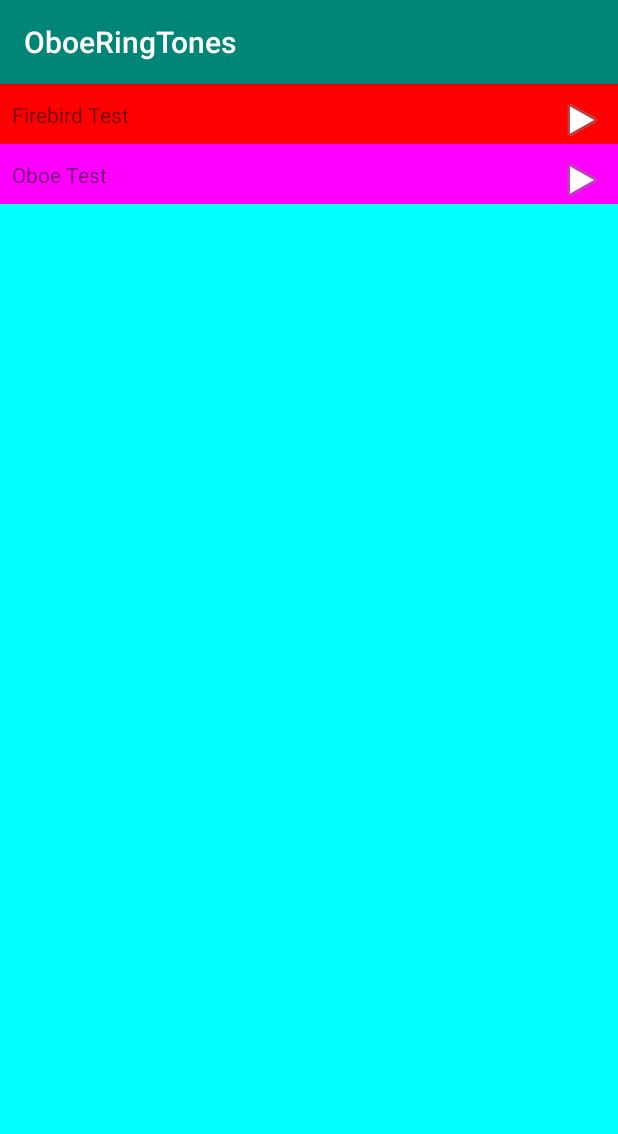
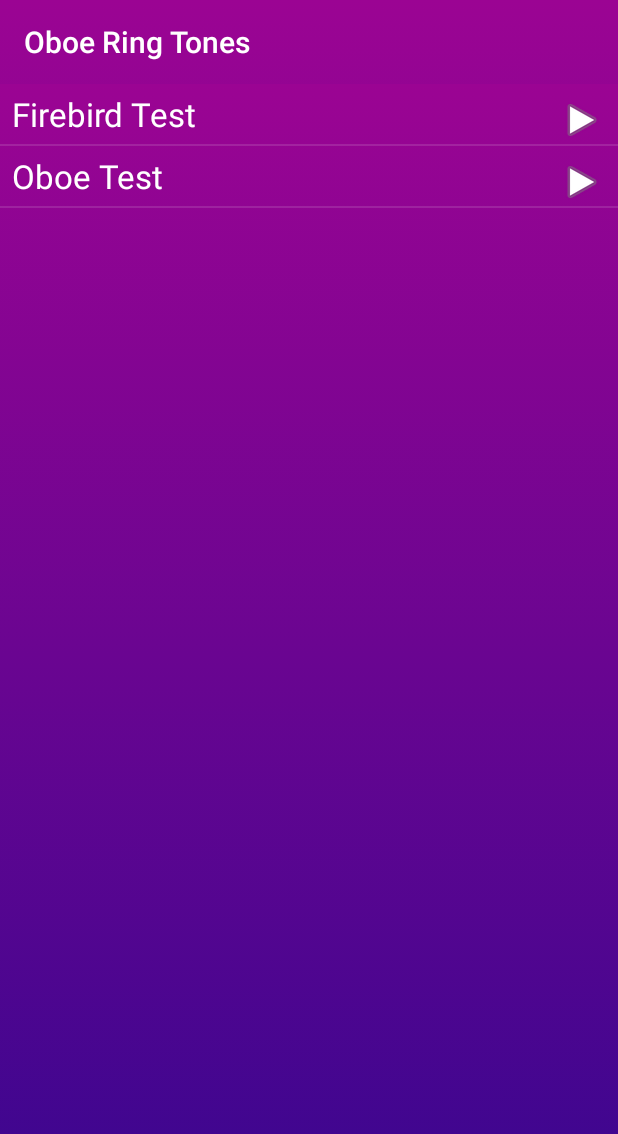
Before and after one commit to Jeffreyoboe1/OboeRingTones, an Android app: the screen it shows after launch (MainActivity), on a phone screen of 412 x 824 dp. Shown: the top 1134 px of the screen. Run offline under Robolectric (Android 15) with nearby library versions, the light colour scheme and no system bars.

Commit message:
Made transparent app bar. adjusted directory locations for file to be saved to based on type.

```diff
--- a/app/src/main/AndroidManifest.xml
+++ b/app/src/main/AndroidManifest.xml
@@ -13,7 +13,7 @@
             android:label="@string/app_name"
             android:roundIcon="@mipmap/ic_launcher_round"
             android:supportsRtl="true"
-            android:theme="@style/AppTheme">
+            android:theme="@style/MyTheme">
         <activity android:name=".MainActivity">
             <intent-filter>
                 <action android:name="android.intent.action.MAIN"/>
--- a/app/src/main/java/padgett/com/oboeringtones/MainActivity.kt
+++ b/app/src/main/java/padgett/com/oboeringtones/MainActivity.kt
@@ -4,6 +4,7 @@
 import android.graphics.Color
 import android.support.v7.app.AppCompatActivity
 import android.os.Bundle
+import android.support.v7.widget.DividerItemDecoration
 import android.support.v7.widget.LinearLayoutManager
 import android.util.Log
 import android.view.ContextMenu
@@ -38,9 +39,10 @@
 
         //registerForContextMenu(recyclerlViewMain) -- this works for ListViews and GridViews, not RecyclerViews
 
-        recyclerlViewMain.setBackgroundColor(Color.CYAN);
+        //recyclerlViewMain.setBackgroundColor(Color.CYAN);
 
         recyclerlViewMain.layoutManager = LinearLayoutManager(this)
+        recyclerlViewMain.addItemDecoration(DividerItemDecoration(this, LinearLayoutManager.VERTICAL))
         recyclerlViewMain.adapter = adapter
 
 
--- a/app/src/main/java/padgett/com/oboeringtones/MyAdapter.kt
+++ b/app/src/main/java/padgett/com/oboeringtones/MyAdapter.kt
@@ -115,9 +115,9 @@
         }
 
         if (position % 2 ==0) {
-            holder.itemView.setBackgroundColor(Color.RED)
+           // holder.itemView.setBackgroundColor(Color.RED)
         } else {
-            holder.itemView.setBackgroundColor(Color.MAGENTA)
+           // holder.itemView.setBackgroundColor(Color.MAGENTA)
 
         }
 
--- /dev/null
+++ b/app/src/main/res/drawable/gradient_background.xml
@@ -0,0 +1,11 @@
+<?xml version="1.0" encoding="utf-8"?>
+    <selector xmlns:android="http://schemas.android.com/apk/res/android">
+        <item>
+            <shape>
+                <gradient android:angle="90"
+                          android:endColor="#9b0493"
+                          android:startColor="#38068f"
+                          android:type="linear" />
+            </shape>
+        </item>
+    </selector>
--- a/app/src/main/res/layout/activity_main.xml
+++ b/app/src/main/res/layout/activity_main.xml
@@ -5,17 +5,10 @@
         xmlns:app="http://schemas.android.com/apk/res-auto"
         android:layout_width="match_parent"
         android:layout_height="match_parent"
+        android:background="@drawable/gradient_background"
         tools:context=".MainActivity">
 
-    <TextView
-            android:id="@+id/firstTV"
-            android:layout_width="wrap_content"
-            android:layout_height="wrap_content"
-            android:text="Hello World!"
-            app:layout_constraintBottom_toBottomOf="parent"
-            app:layout_constraintLeft_toLeftOf="parent"
-            app:layout_constraintRight_toRightOf="parent"
-            app:layout_constraintTop_toTopOf="parent"/>
+
     <android.support.v7.widget.RecyclerView
             android:id="@+id/recyclerlViewMain"
             android:layout_height="match_parent"
--- a/app/src/main/res/values/strings.xml
+++ b/app/src/main/res/values/strings.xml
@@ -1,5 +1,5 @@
 <resources>
-    <string name="app_name">OboeRingTones</string>
+    <string name="app_name">Oboe Ring Tones</string>
     <string name="save_as">Save As...</string>
     <string name="notification">Notification</string>
     <string name="alarm">Alarm</string>
--- a/app/src/main/res/values/styles.xml
+++ b/app/src/main/res/values/styles.xml
@@ -8,4 +8,21 @@
         <item name="colorAccent">@color/colorAccent</item>
     </style>
 
+    <style name="MyTheme" parent="Theme.AppCompat">
+
+        <item name="colorPrimary">@android:color/transparent</item>
+
+        <item name="android:textSize">22sp</item>
+        <item name="android:windowBackground">@drawable/gradient_background</item>
+        <item name="android:textColor">@android:color/white</item>
+
+        <!--
+        <item name="windowActionBar">false</item>
+        <item name="windowActionBarOverlay">true</item>
+        <item name="android:windowActionBarOverlay">true</item>
+-->
+
+    </style>
+
+
 </resources>
```
Also changed, not shown: app/src/main/java/padgett/com/oboeringtones/Copier.kt (+26 -6 lines).
